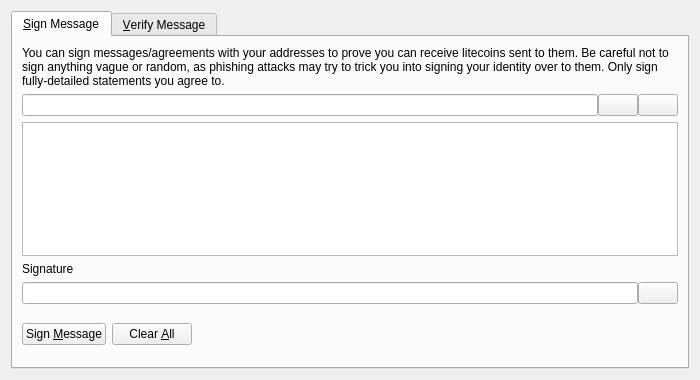
First picture: the form in src/qt/forms/signverifymessagedialog.ui, repository Cypherpunk-Society/uramacoin, before the edit.
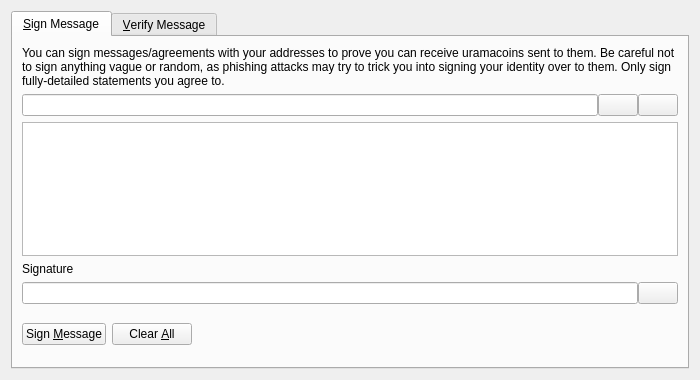
Second picture: the form after the edit. Icons and pictures are not drawn. Custom widgets are drawn as their Qt base class.

```diff
--- a/src/qt/forms/signverifymessagedialog.ui
+++ b/src/qt/forms/signverifymessagedialog.ui
@@ -30,7 +30,7 @@
        <item>
         <widget class="QLabel" name="infoLabel_SM">
          <property name="text">
-          <string>You can sign messages/agreements with your addresses to prove you can receive litecoins sent to them. Be careful not to sign anything vague or random, as phishing attacks may try to trick you into signing your identity over to them. Only sign fully-detailed statements you agree to.</string>
+          <string>You can sign messages/agreements with your addresses to prove you can receive uramacoins sent to them. Be careful not to sign anything vague or random, as phishing attacks may try to trick you into signing your identity over to them. Only sign fully-detailed statements you agree to.</string>
          </property>
          <property name="textFormat">
           <enum>Qt::PlainText</enum>
```
Left out of the diff: 8 changed lines with no effect on the pictures.
